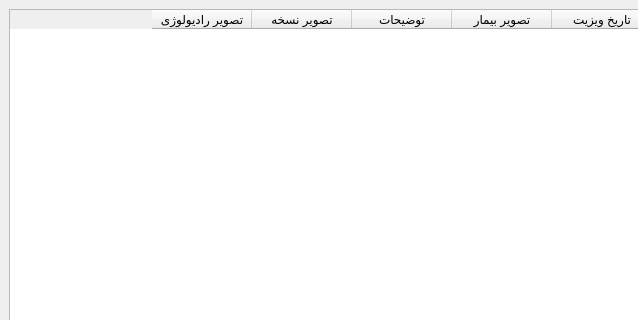
ali-ghazi78/AP-final_project, file gui/new_gui/search_patient/search_patient.ui: the form before one commit; both pictures show x 0 to 638 and y 0 to 320 of the 1367 by 711 pixel window.
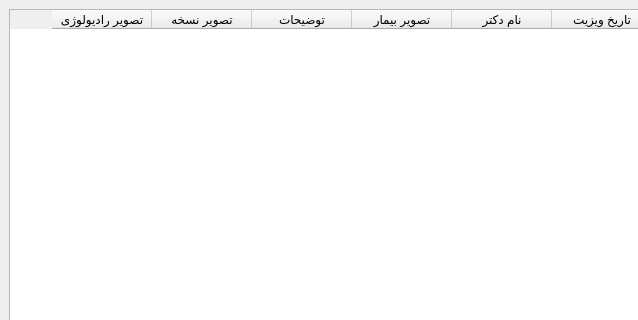
The form after the commit. Icons and pictures are not drawn.

Diff of the .ui file:
```diff
--- a/gui/new_gui/search_patient/search_patient.ui
+++ b/gui/new_gui/search_patient/search_patient.ui
@@ -60,6 +60,11 @@
         <string>تاریخ ویزیت</string>
        </property>
       </column>
+      <column>
+       <property name="text">
+        <string>نام دکتر</string>
+       </property>
+      </column>
       <column>
        <property name="text">
         <string>تصویر بیمار</string>
```
